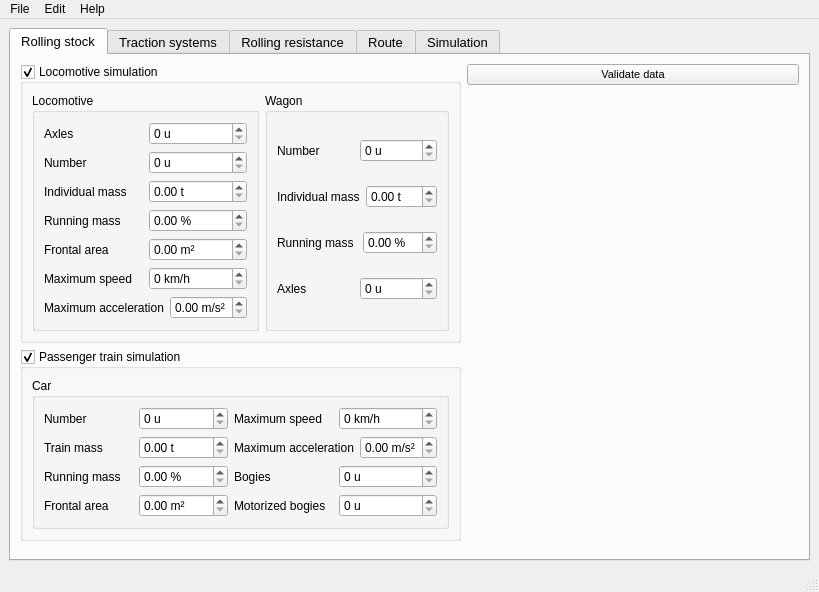
danicc097/RailwaySim, file RailwaySim_GUI.ui: the form before one commit.
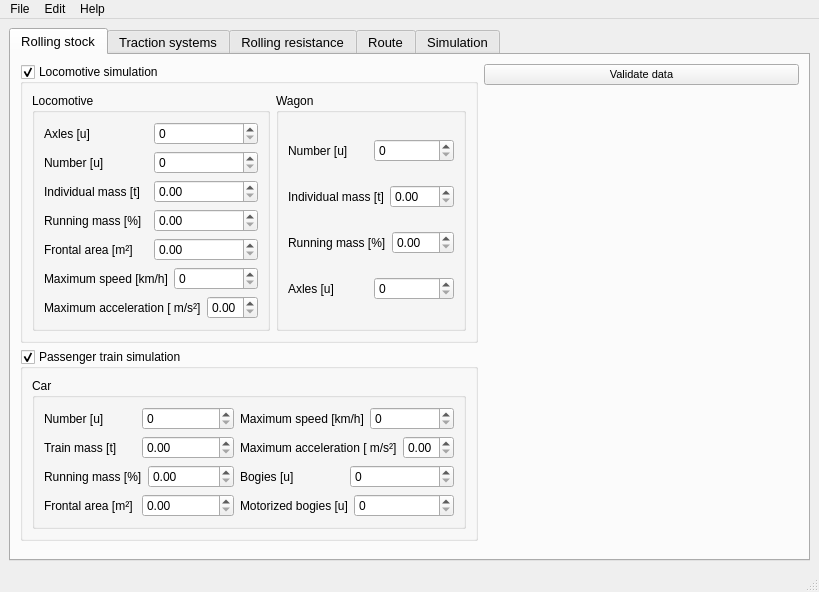
The form after the commit. The open tabs and pages were chosen to show the change. Icons and pictures are not drawn.

```diff
--- a/RailwaySim_GUI.ui
+++ b/RailwaySim_GUI.ui
@@ -150,7 +150,7 @@
                   <item>
                    <widget class="QLabel" name="label_14">
                     <property name="text">
-                     <string>Maximum acceleration</string>
+                     <string>Maximum acceleration [ m/s²]</string>
                     </property>
                    </widget>
                   </item>
@@ -163,7 +163,7 @@
                      <string/>
                     </property>
                     <property name="suffix">
-                     <string> m/s²</string>
+                     <string/>
                     </property>
                     <property name="maximum">
                      <double>9.990000000000000</double>
@@ -180,7 +180,7 @@
                   <item>
                    <widget class="QLabel" name="label_13">
                     <property name="text">
-                     <string>Frontal area</string>
+                     <string>Frontal area [m²]</string>
                     </property>
                    </widget>
                   </item>
@@ -196,7 +196,7 @@
                      <string/>
                     </property>
                     <property name="suffix">
-                     <string> m²</string>
+                     <string/>
                     </property>
                    </widget>
                   </item>
@@ -207,7 +207,7 @@
                   <item>
                    <widget class="QLabel" name="label_15">
                     <property name="text">
-                     <string>Number</string>
+                     <string>Number [u]</string>
                     </property>
                    </widget>
                   </item>
@@ -223,7 +223,7 @@
                      <string/>
                     </property>
                     <property name="suffix">
-                     <string> u</string>
+                     <string/>
                     </property>
                    </widget>
                   </item>
@@ -234,7 +234,7 @@
                   <item>
                    <widget class="QLabel" name="label_9">
                     <property name="text">
-                     <string>Train mass</string>
+                     <string>Train mass [t]</string>
                     </property>
                    </widget>
                   </item>
@@ -250,7 +250,7 @@
                      <string/>
                     </property>
                     <property name="suffix">
-                     <string> t</string>
+                     <string/>
                     </property>
                     <property name="maximum">
                      <double>999.000000000000000</double>
@@ -264,7 +264,7 @@
                   <item>
                    <widget class="QLabel" name="label_12">
                     <property name="text">
-                     <string>Running mass </string>
+                     <string>Running mass [%]</string>
                     </property>
                    </widget>
                   </item>
@@ -280,7 +280,7 @@
                      <string/>
                     </property>
                     <property name="suffix">
-                     <string> %</string>
+                     <string/>
                     </property>
                    </widget>
                   </item>
@@ -291,7 +291,7 @@
                   <item>
                    <widget class="QLabel" name="label_16">
                     <property name="text">
-                     <string>Maximum speed</string>
+                     <string>Maximum speed [km/h]</string>
                     </property>
                    </widget>
                   </item>
@@ -304,7 +304,7 @@
                      <string/>
                     </property>
                     <property name="suffix">
-                     <string> km/h</string>
+                     <string/>
                     </property>
                     <property name="maximum">
                      <number>999</number>
@@ -318,7 +318,7 @@
                   <item>
                    <widget class="QLabel" name="label_18">
                     <property name="text">
-                     <string>Bogies</string>
+                     <string>Bogies [u]</string>
                     </property>
                    </widget>
                   </item>
@@ -334,7 +334,7 @@
                      <string/>
                     </property>
                     <property name="suffix">
-                     <string> u</string>
+                     <string/>
                     </property>
                    </widget>
                   </item>
@@ -345,7 +345,7 @@
                   <item>
                    <widget class="QLabel" name="label_17">
                     <property name="text">
-                     <string>Motorized bogies</string>
+                     <string>Motorized bogies [u]</string>
                     </property>
                    </widget>
                   </item>
@@ -361,7 +361,7 @@
                      <string/>
                     </property>
                     <property name="suffix">
-                     <string> u</string>
+                     <string/>
                     </property>
                    </widget>
                   </item>
@@ -404,13 +404,40 @@
                <property name="title">
                 <string>Locomotive</string>
                </property>
-               <layout class="QVBoxLayout" name="verticalLayout_2">
-                <item>
+               <layout class="QGridLayout" name="gridLayout_4">
+                <item row="3" column="0">
+                 <layout class="QHBoxLayout" name="horizontalLayout_3">
+                  <item>
+                   <widget class="QLabel" name="label_3">
+                    <property name="text">
+                     <string>Running mass [%]</string>
+                    </property>
+                   </widget>
+                  </item>
+                  <item>
+                   <widget class="QDoubleSpinBox" name="doubleSpinBox_3">
+                    <property name="wrapping">
+                     <bool>false</bool>
+                    </property>
+                    <property name="specialValueText">
+                     <string/>
+                    </property>
+                    <property name="prefix">
+                     <string/>
+                    </property>
+                    <property name="suffix">
+                     <string/>
+                    </property>
+                   </widget>
+                  </item>
+                 </layout>
+                </item>
+                <item row="0" column="0">
                  <layout class="QHBoxLayout" name="horizontalLayout_18">
                   <item>
                    <widget class="QLabel" name="label_19">
                     <property name="text">
-                     <string>Axles</string>
+                     <string>Axles [u]</string>
                     </property>
                    </widget>
                   </item>
@@ -426,18 +453,45 @@
                      <string/>
                     </property>
                     <property name="suffix">
-                     <string> u</string>
+                     <string/>
                     </property>
                    </widget>
                   </item>
                  </layout>
                 </item>
-                <item>
+                <item row="5" column="0">
+                 <layout class="QHBoxLayout" name="horizontalLaya">
+                  <item>
+                   <widget class="QLabel" name="label_11">
+                    <property name="text">
+                     <string>Maximum speed [km/h]</string>
+                    </property>
+                   </widget>
+                  </item>
+                  <item>
+                   <widget class="QSpinBox" name="spinBox_10">
+                    <property name="wrapping">
+                     <bool>false</bool>
+                    </property>
+                    <property name="specialValueText">
+                     <string/>
+                    </property>
+                    <property name="suffix">
+                     <string/>
+                    </property>
+                    <property name="maximum">
+                     <number>999</number>
+                    </property>
+                   </widget>
+                  </item>
+                 </layout>
+                </item>
+                <item row="1" column="0">
                  <layout class="QHBoxLayout" name="horizontalLayout">
                   <item>
                    <widget class="QLabel" name="label">
                     <property name="text">
-                     <string>Number</string>
+                     <string>Number [u]</string>
                     </property>
                    </widget>
                   </item>
@@ -453,75 +507,18 @@
                      <string/>
                     </property>
                     <property name="suffix">
-                     <string> u</string>
-                    </property>
-                   </widget>
-                  </item>
-                 </layout>
-                </item>
-                <item>
-                 <layout class="QHBoxLayout" name="horizontalLayout_2">
-                  <item>
-                   <widget class="QLabel" name="label_2">
-                    <property name="text">
-                     <string>Individual mass</string>
-                    </property>
-                   </widget>
-                  </item>
-                  <item>
-                   <widget class="QDoubleSpinBox" name="doubleSpinBox_2">
-                    <property name="wrapping">
-                     <bool>false</bool>
-                    </property>
-                    <property name="specialValueText">
                      <string/>
                     </property>
-                    <property name="prefix">
-                     <string/>
-                    </property>
-                    <property name="suffix">
-                     <string> t</string>
-                    </property>
-                    <property name="maximum">
-                     <double>999.000000000000000</double>
-                    </property>
                    </widget>
                   </item>
                  </layout>
                 </item>
-                <item>
-                 <layout class="QHBoxLayout" name="horizontalLayout_3">
-                  <item>
-                   <widget class="QLabel" name="label_3">
-                    <property name="text">
-                     <string>Running mass </string>
-                    </property>
-                   </widget>
-                  </item>
-                  <item>
-                   <widget class="QDoubleSpinBox" name="doubleSpinBox_3">
-                    <property name="wrapping">
-                     <bool>false</bool>
-                    </property>
-                    <property name="specialValueText">
-                     <string/>
-                    </property>
-                    <property name="prefix">
-                     <string/>
-                    </property>
-                    <property name="suffix">
-                     <string> %</string>
-                    </property>
-                   </widget>
-                  </item>
-                 </layout>
-                </item>
-                <item>
+                <item row="4" column="0">
                  <layout class="QHBoxLayout" name="horizontalLayout_4">
                   <item>
                    <widget class="QLabel" name="label_4">
                     <property name="text">
-                     <string>Frontal area</string>
+                     <string>Frontal area [m²]</string>
                     </property>
                    </widget>
                   </item>
@@ -537,45 +534,18 @@
                      <string/>
                     </property>
                     <property name="suffix">
-                     <string> m²</string>
-                    </property>
-                   </widget>
-                  </item>
-                 </layout>
-                </item>
-                <item>
-                 <layout class="QHBoxLayout" name="horizontalLaya">
-                  <item>
-                   <widget class="QLabel" name="label_11">
-                    <property name="text">
-                     <string>Maximum speed</string>
-                    </property>
-                   </widget>
-                  </item>
-                  <item>
-                   <widget class="QSpinBox" name="spinBox_10">
-                    <property name="wrapping">
-                     <bool>false</bool>
-                    </property>
-                    <property name="specialValueText">
                      <string/>
                     </property>
-                    <property name="suffix">
-                     <string> km/h</string>
-                    </property>
-                    <property name="maximum">
-                     <number>999</number>
-                    </property>
                    </widget>
                   </item>
                  </layout>
                 </item>
-                <item>
+                <item row="6" column="0">
                  <layout class="QHBoxLayout" name="horizontalLayout_7">
                   <item>
                    <widget class="QLabel" name="label_8">
                     <property name="text">
-                     <string>Maximum acceleration</string>
+                     <string>Maximum acceleration [ m/s²]</string>
                     </property>
                    </widget>
                   </item>
@@ -588,7 +558,7 @@
                      <string/>
                     </property>
                     <property name="suffix">
-                     <string> m/s²</string>
+                     <string/>
                     </property>
                     <property name="maximum">
                      <double>9.990000000000000</double>
@@ -600,6 +570,36 @@
                   </item>
                  </layout>
                 </item>
+                <item row="2" column="0">
+                 <layout class="QHBoxLayout" name="horizontalLayout_2">
+                  <item>
+                   <widget class="QLabel" name="label_2">
+                    <property name="text">
+                     <string>Individual mass [t]</string>
+                    </property>
+                   </widget>
+                  </item>
+                  <item>
+                   <widget class="QDoubleSpinBox" name="doubleSpinBox_2">
+                    <property name="wrapping">
+                     <bool>false</bool>
+                    </property>
+                    <property name="specialValueText">
+                     <string/>
+                    </property>
+                    <property name="prefix">
+                     <string/>
+                    </property>
+                    <property name="suffix">
+                     <string/>
+                    </property>
+                    <property name="maximum">
+                     <double>999.000000000000000</double>
+                    </property>
+                   </widget>
+                  </item>
+                 </layout>
+                </item>
                </layout>
               </widget>
              </item>
@@ -620,7 +620,7 @@
                   <item>
                    <widget class="QLabel" name="label_7">
                     <property name="text">
-                     <string>Number</string>
+                     <string>Number [u]</string>
                     </property>
                    </widget>
                   </item>
@@ -636,7 +636,7 @@
                      <string/>
                     </property>
                     <property name="suffix">
-                     <string> u</string>
+                     <string/>
                     </property>
                    </widget>
                   </item>
@@ -647,7 +647,7 @@
                   <item>
                    <widget class="QLabel" name="label_5">
                     <property name="text">
-                     <string>Individual mass</string>
+                     <string>Individual mass [t]</string>
                     </property>
                    </widget>
                   </item>
@@ -663,7 +663,7 @@
                      <string/>
                     </property>
                     <property name="suffix">
-                     <string> t</string>
+                     <string/>
                     </property>
                     <property name="maximum">
                      <double>999.000000000000000</double>
@@ -677,7 +677,7 @@
                   <item>
                    <widget class="QLabel" name="label_6">
                     <property name="text">
-                     <string>Running mass </string>
+                     <string>Running mass [%]</string>
                     </property>
                    </widget>
                   </item>
@@ -693,7 +693,7 @@
                      <string/>
                     </property>
                     <property name="suffix">
-                     <string> %</string>
+                     <string/>
                     </property>
                    </widget>
                   </item>
@@ -704,7 +704,7 @@
                   <item>
                    <widget class="QLabel" name="label_20">
                     <property name="text">
-                     <string>Axles</string>
+                     <string>Axles [u]</string>
                     </property>
                    </widget>
                   </item>
@@ -720,7 +720,7 @@
                      <string/>
                     </property>
                     <property name="suffix">
-                     <string> u</string>
+                     <string/>
                     </property>
                    </widget>
                   </item>
```
Left out of the diff: 160 changed lines with no effect on the pictures.
